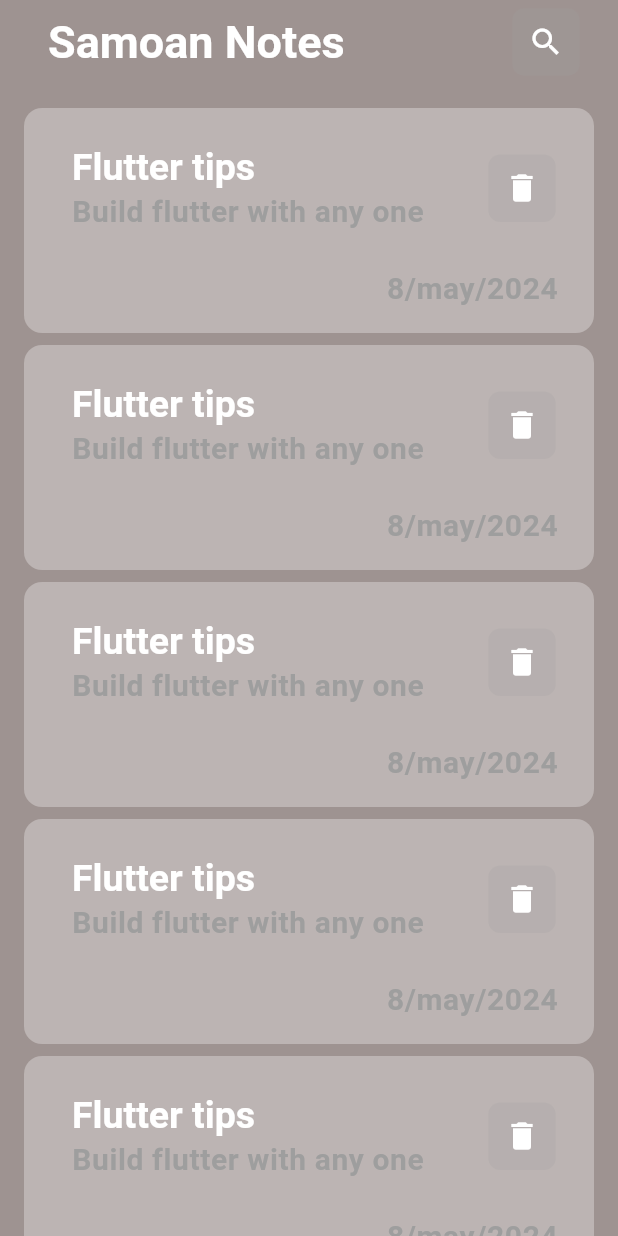
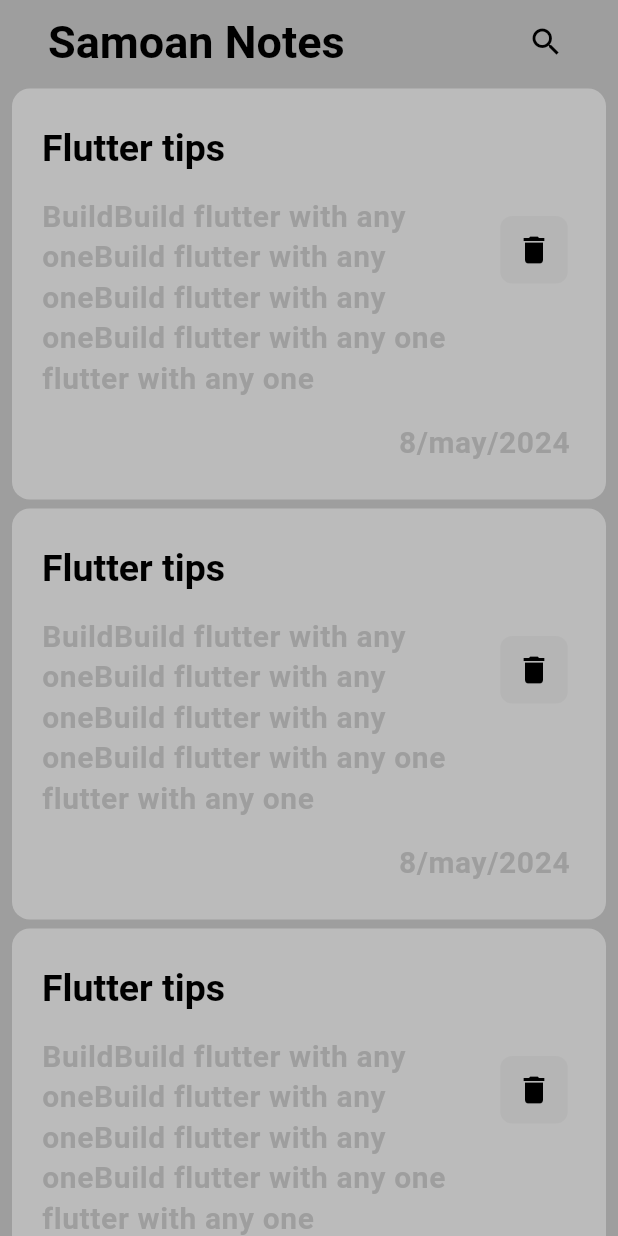
Before and after one commit to abdellahmuhammed/notes_app, a Flutter app: the screen it shows after launch, on a phone screen of 412 x 824 dp. Run offline on Flutter 3.47's test engine with Material 3 defaults, Android fonts, the phone set to English and light mode, and no system bars.

Commit message:
Refactor NOtes View

```diff
--- a/lib/Shared/Widgets/NotesItem.dart
+++ b/lib/Shared/Widgets/NotesItem.dart
@@ -8,7 +8,7 @@ class NotesItem extends StatelessWidget {
   @override
   Widget build(BuildContext context) {
     return Container(
-      padding: const EdgeInsets.only(top: 16, left: 16,),
+      padding: const EdgeInsets.only(left: 4),
       decoration: BoxDecoration(
         borderRadius: BorderRadius.circular(12),
         color: Colors.white30,
@@ -22,19 +22,22 @@ class NotesItem extends StatelessWidget {
               icon: const Icon(
                 Icons.delete,
                 size: 24,
-                ),),
-            title: Text(
+              ),
+            ),
+            title: Padding(
+              padding: const EdgeInsets.symmetric(vertical: 16),
+              child: Text(
                 'Flutter tips',
                 style: Theme.of(context).textTheme.titleLarge,
               ),
+            ),
             subtitle: Text(
-              'Build flutter with any one ',
+              'BuildBuild flutter with any oneBuild flutter with any oneBuild flutter with any oneBuild flutter with any one flutter with any one ',
               style: Theme.of(context).textTheme.bodySmall,
             ),
           ),
           Padding(
-            padding:
-            const EdgeInsets.only(right: 24, top: 16, bottom: 16),
+            padding: const EdgeInsets.only(right: 24, top: 8, bottom: 24),
             child: Text(
               '8/may/2024',
               style: Theme.of(context).textTheme.bodySmall,
--- a/lib/Shared/Widgets/NotesListView.dart
+++ b/lib/Shared/Widgets/NotesListView.dart
@@ -6,12 +6,17 @@ class NotesListView extends StatelessWidget {
 
   @override
   Widget build(BuildContext context) {
-    return ListView.separated(
+    return ListView.builder(
       physics: const BouncingScrollPhysics(),
-      padding: const EdgeInsets.all(16),
       itemCount: 5,
-      itemBuilder: (context, index) => const NotesItem(),
-      separatorBuilder: (BuildContext context, int index) => const SizedBox(height: 8,),
+      itemBuilder: (context, index) => const Padding(
+        padding:  EdgeInsets.symmetric(
+            horizontal: 8,
+          vertical: 3
+
+        ),
+        child: NotesItem(),
+      ),
     );
   }
 }
--- a/lib/Shared/themes.dart
+++ b/lib/Shared/themes.dart
@@ -150,9 +150,9 @@ ThemeData _themData({
       prefixIconColor: kPrimaryColor,
     ),
     floatingActionButtonTheme: FloatingActionButtonThemeData(
-      backgroundColor: kPrimaryColor,
-      foregroundColor: textColor,
-      elevation: 0.0,
+      iconSize: 35,
+      backgroundColor: textColor.withOpacity(.5),
+      foregroundColor: backgroundColor,
       shape: RoundedRectangleBorder(
         borderRadius: BorderRadius.circular(10),
       ),
--- a/lib/Views/HomeScreen.dart
+++ b/lib/Views/NotesView.dart
@@ -9,13 +9,13 @@ class NotesView extends StatelessWidget {
   @override
   Widget build(BuildContext context) {
     return Scaffold(
-      appBar: notesAppBar(),
-      body: const NotesViewBody(),
+      appBar: noteAppBar(),
+      body: const NoteViewBody(),
     );
   }
 }
 
-AppBar notesAppBar() {
+AppBar noteAppBar() {
   return AppBar(
     title: const Padding(
       padding: EdgeInsets.only(left: 16),
@@ -35,8 +35,8 @@ AppBar notesAppBar() {
   );
 }
 
-class NotesViewBody extends StatelessWidget {
-  const NotesViewBody({super.key});
+class NoteViewBody extends StatelessWidget {
+  const NoteViewBody({super.key});
 
   @override
   Widget build(BuildContext context) {
--- a/lib/main.dart
+++ b/lib/main.dart
@@ -1,6 +1,6 @@
 import 'package:flutter/material.dart';
 import 'package:notes_app/Shared/themes.dart';
-import 'package:notes_app/Views/HomeScreen.dart';
+import 'package:notes_app/Views/NotesView.dart';
 
 void main(){
 
@@ -15,7 +15,7 @@ class NotesApp extends StatelessWidget {
   Widget build(BuildContext context) {
     return MaterialApp(
       debugShowCheckedModeBanner: false,
-      theme: darkThem(),
+      theme: lightThem(),
       routes: {
         NotesView.id : (context)=> const NotesView()
       },
```
Lines whose indentation alone changed are shown as unchanged.
